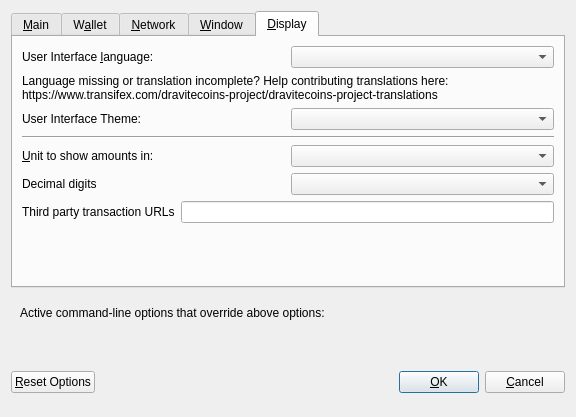
Before: the Qt Designer form src/qt/forms/optionsdialog.ui in nashsclay/DraviteFlex-1, drawn with Qt 5.
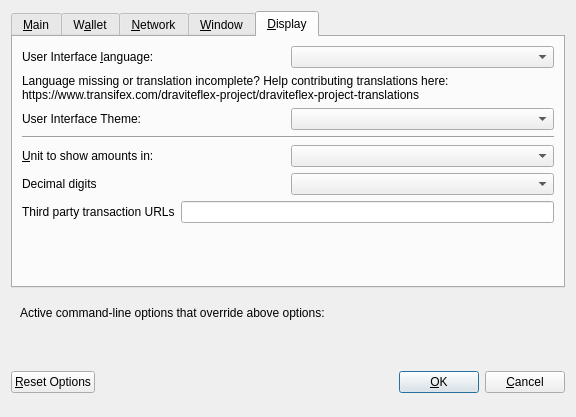
After: the same form once the commit is applied. The open tabs and pages were chosen to show the change. Custom widgets are drawn as their Qt base class.

Diff of the .ui file:
```diff
--- a/src/qt/forms/optionsdialog.ui
+++ b/src/qt/forms/optionsdialog.ui
@@ -476,7 +476,7 @@
          </property>
          <property name="text">
           <string>Language missing or translation incomplete? Help contributing translations here:
-https://www.transifex.com/dravitecoins-project/dravitecoins-project-translations</string>
+https://www.transifex.com/draviteflex-project/draviteflex-project-translations</string>
          </property>
          <property name="wordWrap">
           <bool>true</bool>
```
